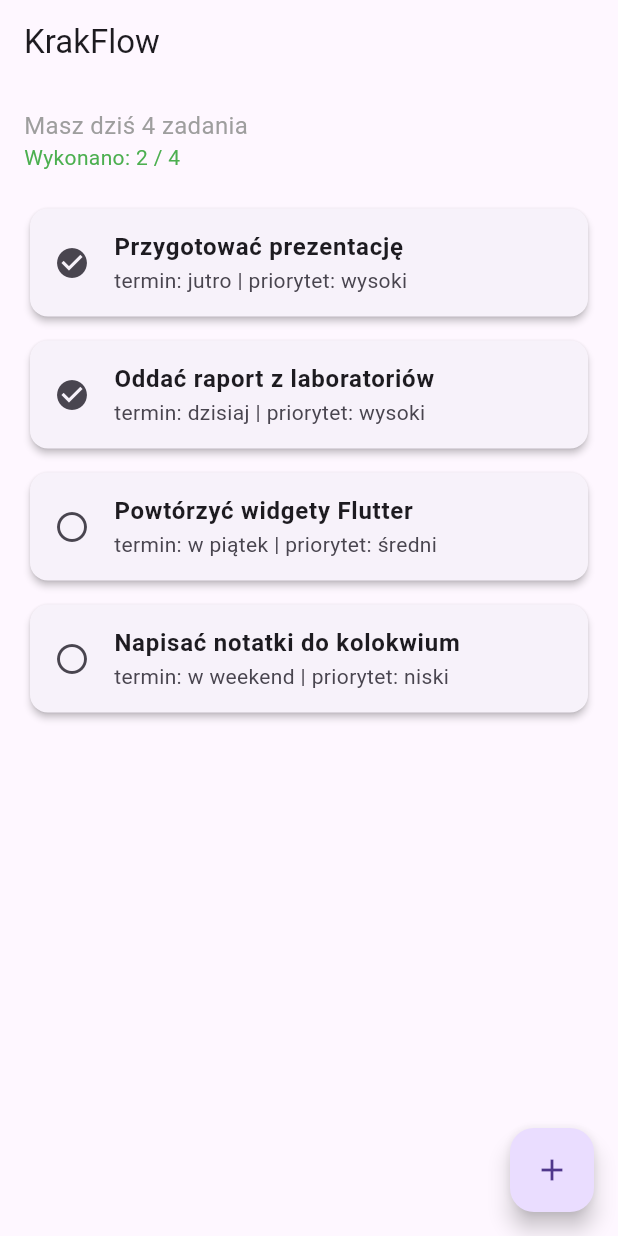
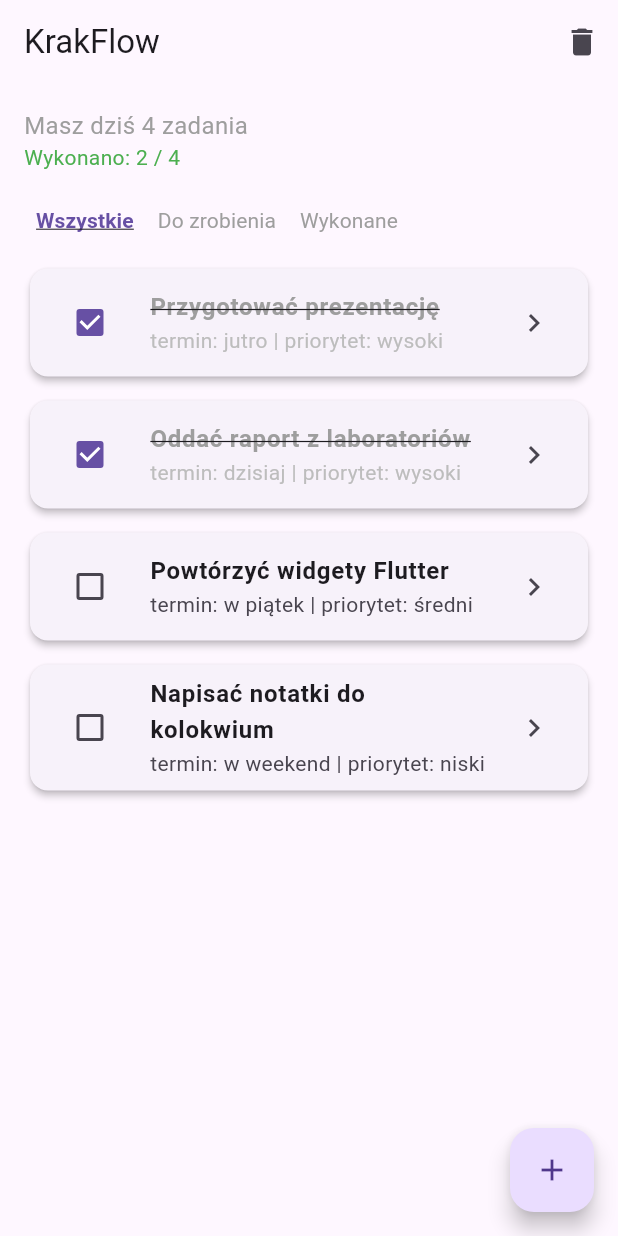
Before and after one commit to PhillipOfLyria/KrakFlow_Projekt_Zaliczeniowy, a Flutter app: the screen it shows after launch, on a phone screen of 412 x 824 dp. Run offline on Flutter 3.47's test engine with Material 3 defaults, Android fonts, the phone set to English and light mode, and no system bars.

Commit message:
Zadania Lab7

```diff
--- a/lib/main.dart
+++ b/lib/main.dart
@@ -1,6 +1,7 @@
 import 'package:flutter/material.dart';
 import 'task_repository.dart';
 import 'add_task_screen.dart';
+import 'edit_task_screen.dart';
 
 void main() {
   runApp(MyApp());
@@ -26,46 +27,156 @@ class HomeScreen extends StatefulWidget {
 }
 
 class _HomeScreenState extends State<HomeScreen> {
+  String selectedFilter = "wszystkie";
+
+  void _showDeleteAllDialog() {
+    final bool isEmpty = TaskRepository.tasks.isEmpty;
+
+    if (isEmpty) {
+      ScaffoldMessenger.of(context).showSnackBar(
+        const SnackBar(content: Text("Lista zadań jest już pusta")),
+      );
+      return;
+    }
+
+    showDialog(
+      context: context,
+      builder: (context) {
+        return AlertDialog(
+          title: const Text("Potwierdzenie"),
+          content: const Text("Czy na pewno chcesz usunąć wszystkie zadania?"),
+          actions: [
+            TextButton(
+              onPressed: () => Navigator.pop(context),
+              child: const Text("Anuluj"),
+            ),
+            TextButton(
+              onPressed: () {
+                setState(() {
+                  TaskRepository.tasks.clear();
+                });
+                Navigator.pop(context);
+                ScaffoldMessenger.of(context).showSnackBar(
+                  const SnackBar(content: Text("Usunięto wszystkie zadania")),
+                );
+              },
+              style: TextButton.styleFrom(foregroundColor: Colors.red),
+              child: const Text("Usuń"),
+            ),
+          ],
+        );
+      },
+    );
+  }
+
   @override
   Widget build(BuildContext context) {
+    List<Task> filteredTasks = TaskRepository.tasks;
+    if (selectedFilter == "wykonane") {
+      filteredTasks =
+          TaskRepository.tasks.where((t) => t.done).toList();
+    } else if (selectedFilter == "do zrobienia") {
+      filteredTasks =
+          TaskRepository.tasks.where((t) => !t.done).toList();
+    }
+
     final int doneCount = TaskRepository.tasks.where((t) => t.done).length;
-    final int total     = TaskRepository.tasks.length;
+    final int total = TaskRepository.tasks.length;
 
     return Scaffold(
       appBar: AppBar(
-        title: Text("KrakFlow"),
+        title: const Text("KrakFlow"),
+        actions: [
+          IconButton(
+            icon: Icon(
+              Icons.delete,
+              color: total == 0 ? Colors.grey[400] : null,
+            ),
+            tooltip: total == 0 ? "Brak zadań do usunięcia" : "Usuń wszystkie zadania",
+            onPressed: _showDeleteAllDialog,
+          ),
+        ],
       ),
       body: Column(
         crossAxisAlignment: CrossAxisAlignment.start,
         children: [
           Padding(
-            padding: EdgeInsets.all(16),
+            padding: const EdgeInsets.fromLTRB(16, 16, 16, 0),
             child: Column(
               crossAxisAlignment: CrossAxisAlignment.start,
               children: [
                 Text(
                   "Masz dziś $total zadania",
-                  style: TextStyle(fontSize: 16, color: Colors.grey),
+                  style: const TextStyle(fontSize: 16, color: Colors.grey),
                 ),
                 Text(
                   "Wykonano: $doneCount / $total",
-                  style: TextStyle(fontSize: 14, color: Colors.green),
+                  style: const TextStyle(fontSize: 14, color: Colors.green),
+                ),
+                const SizedBox(height: 8),
+                FilterBar(
+                  selectedFilter: selectedFilter,
+                  onFilterChanged: (filter) {
+                    setState(() {
+                      selectedFilter = filter;
+                    });
+                  },
                 ),
               ],
             ),
           ),
           Expanded(
             child: ListView.builder(
-              itemCount: TaskRepository.tasks.length,
+              itemCount: filteredTasks.length,
               itemBuilder: (context, index) {
-                final task = TaskRepository.tasks[index];
-                return TaskCard(
-                  title: task.title,
-                  subtitle:
-                  "termin: ${task.deadline} | priorytet: ${task.priority}",
-                  icon: task.done
-                      ? Icons.check_circle
-                      : Icons.radio_button_unchecked,
+                final task = filteredTasks[index];
+
+                return Dismissible(
+                  key: ValueKey(task.title),
+                  direction: DismissDirection.endToStart,
+                  background: Container(
+                    color: Colors.red,
+                    alignment: Alignment.centerRight,
+                    padding: const EdgeInsets.only(right: 20),
+                    child: const Icon(Icons.delete, color: Colors.white),
+                  ),
+                  onDismissed: (direction) {
+                    final removedTitle = task.title;
+                    setState(() {
+                      TaskRepository.tasks.remove(task);
+                    });
+                    ScaffoldMessenger.of(context).showSnackBar(
+                      SnackBar(content: Text('Usunięto: "$removedTitle"')),
+                    );
+                  },
+                  child: TaskCard(
+                    title: task.title,
+                    subtitle:
+                    "termin: ${task.deadline} | priorytet: ${task.priority}",
+                    done: task.done,
+                    onChanged: (value) {
+                      setState(() {
+                        task.done = value!;
+                      });
+                    },
+                    onTap: () async {
+                      final Task? updatedTask = await Navigator.push(
+                        context,
+                        MaterialPageRoute(
+                          builder: (context) => EditTaskScreen(task: task),
+                        ),
+                      );
+                      if (updatedTask != null) {
+                        setState(() {
+                          final originalIndex =
+                          TaskRepository.tasks.indexOf(task);
+                          if (originalIndex != -1) {
+                            TaskRepository.tasks[originalIndex] = updatedTask;
+                          }
+                        });
+                      }
+                    },
+                  ),
                 );
               },
             ),
@@ -77,10 +188,12 @@ class _HomeScreenState extends State<HomeScreen> {
           final Task? newTask = await Navigator.push(
             context,
             PageRouteBuilder(
-              pageBuilder: (context, animation, secondaryAnimation) => AddTaskScreen(),
-              transitionsBuilder: (context, animation, secondaryAnimation, child) {
+              pageBuilder: (context, animation, secondaryAnimation) =>
+                  AddTaskScreen(),
+              transitionsBuilder:
+                  (context, animation, secondaryAnimation, child) {
                 final offsetAnimation = Tween<Offset>(
-                  begin: Offset(1.0, 0.0),
+                  begin: const Offset(1.0, 0.0),
                   end: Offset.zero,
                 ).animate(animation);
                 return SlideTransition(
@@ -97,8 +210,53 @@ class _HomeScreenState extends State<HomeScreen> {
             });
           }
         },
-        child: Icon(Icons.add),
+        child: const Icon(Icons.add),
       ),
+    );
+  }
+}
+
+class FilterBar extends StatelessWidget {
+  final String selectedFilter;
+  final Function(String) onFilterChanged;
+
+  const FilterBar({
+    super.key,
+    required this.selectedFilter,
+    required this.onFilterChanged,
+  });
+
+  @override
+  Widget build(BuildContext context) {
+    const filters = ["wszystkie", "do zrobienia", "wykonane"];
+
+    return Row(
+      children: filters.map((filter) {
+        final isActive = selectedFilter == filter;
+        final label =
+            filter[0].toUpperCase() + filter.substring(1);
+
+        return TextButton(
+          onPressed: () => onFilterChanged(filter),
+          style: TextButton.styleFrom(
+            foregroundColor: isActive
+                ? Theme.of(context).colorScheme.primary
+                : Colors.grey,
+            padding:
+            const EdgeInsets.symmetric(horizontal: 8),
+          ),
+          child: Text(
+            label,
+            style: TextStyle(
+              fontWeight:
+              isActive ? FontWeight.bold : FontWeight.normal,
+              decoration: isActive
+                  ? TextDecoration.underline
+                  : TextDecoration.none,
+            ),
+          ),
+        );
+      }).toList(),
     );
   }
 }
@@ -106,28 +264,47 @@ class _HomeScreenState extends State<HomeScreen> {
 class TaskCard extends StatelessWidget {
   final String title;
   final String subtitle;
-  final IconData icon;
+  final bool done;
+  final ValueChanged<bool?>? onChanged;
+  final VoidCallback? onTap;
 
   const TaskCard({
     super.key,
     required this.title,
     required this.subtitle,
-    required this.icon,
+    required this.done,
+    this.onChanged,
+    this.onTap,
   });
 
   @override
   Widget build(BuildContext context) {
     return Padding(
-      padding: EdgeInsets.symmetric(horizontal: 16, vertical: 4),
+      padding: const EdgeInsets.symmetric(horizontal: 16, vertical: 4),
       child: Card(
         elevation: 2,
         child: ListTile(
-          leading: Icon(icon),
+          onTap: onTap,
+          leading: Checkbox(
+            value: done,
+            onChanged: onChanged,
+          ),
           title: Text(
             title,
-            style: TextStyle(fontWeight: FontWeight.w600),
+            style: TextStyle(
+              fontWeight: FontWeight.w600,
+              decoration:
+              done ? TextDecoration.lineThrough : TextDecoration.none,
+              color: done ? Colors.grey : null,
+            ),
           ),
-          subtitle: Text(subtitle),
+          subtitle: Text(
+            subtitle,
+            style: TextStyle(
+              color: done ? Colors.grey[400] : null,
+            ),
+          ),
+          trailing: const Icon(Icons.chevron_right),
         ),
       ),
     );
--- a/lib/task_repository.dart
+++ b/lib/task_repository.dart
@@ -1,7 +1,7 @@
 class Task {
   final String title;
   final String deadline;
-  final bool done;
+  bool done;
   final String priority;
 
   Task({
```
Also changed, not shown: lib/edit_task_screen.dart (added, +176 -0 lines).
